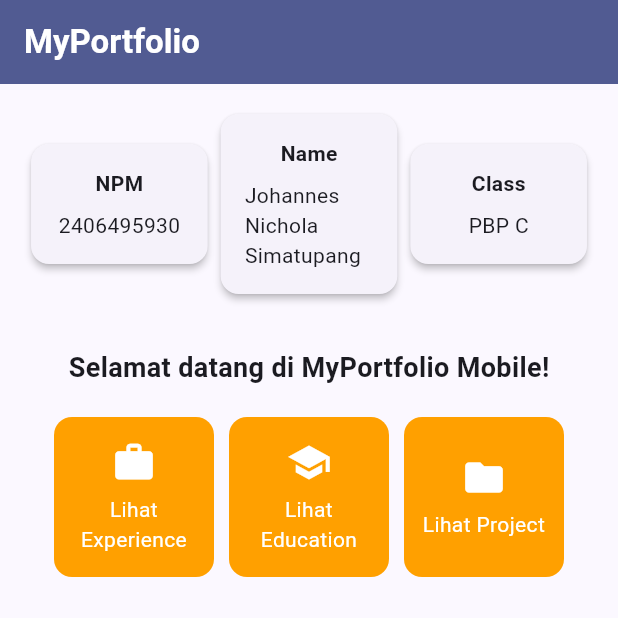
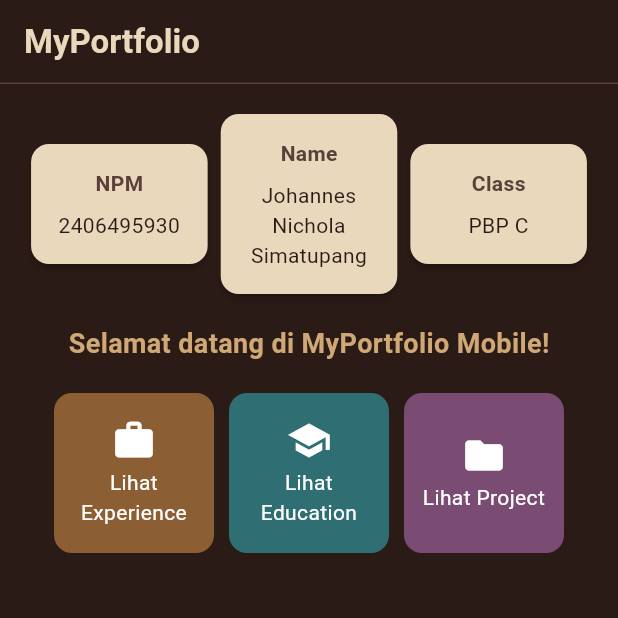
Before and after one commit to JohannesNichola/myportofolio_mobile, a Flutter app: the screen it shows after launch, on a phone screen of 412 x 824 dp, the top half of it. Run offline on Flutter 3.47's test engine with Material 3 defaults, Android fonts, the phone set to English and light mode, and no system bars.

Commit message:
feat(menu): add color attribute to ItemHomepage and apply palette to theme and cards

```diff
--- a/lib/main.dart
+++ b/lib/main.dart
@@ -1,5 +1,6 @@
 import 'package:flutter/material.dart';
 import 'package:myportofolio_mobile/menu.dart';
+import 'package:myportofolio_mobile/palette.dart';
 
 void main() {
   runApp(const MyApp());
@@ -8,17 +9,22 @@ void main() {
 class MyApp extends StatelessWidget {
   const MyApp({super.key});
 
-  // Widget akar aplikasi.
   @override
   Widget build(BuildContext context) {
     return MaterialApp(
       title: 'MyPortfolio',
       theme: ThemeData(
-        colorScheme: ColorScheme.fromSeed(
-          seedColor: Colors.indigo,
-          secondary: Colors.amber[700],
+        useMaterial3: true,
+        scaffoldBackgroundColor: AppColors.paper,
+        colorScheme: const ColorScheme.dark(
+          primary: AppColors.accent,
+          onPrimary: AppColors.paper,
+          secondary: AppColors.accentDark,
+          onSecondary: AppColors.paper,
+          surface: AppColors.paper,
+          onSurface: AppColors.ink,
+          outline: AppColors.line,
         ),
-        useMaterial3: true,
       ),
       home: MyHomePage(),
     );
--- a/lib/menu.dart
+++ b/lib/menu.dart
@@ -1,5 +1,7 @@
 import 'package:flutter/material.dart';
+import 'package:myportofolio_mobile/palette.dart';
 
+/// Halaman utama aplikasi MyPortfolio Mobile.
 class MyHomePage extends StatelessWidget {
   MyHomePage({super.key});
 
@@ -8,33 +10,29 @@ class MyHomePage extends StatelessWidget {
   final String kelas = "PBP C";
 
   final List<ItemHomepage> items = [
-    ItemHomepage("Lihat Experience", Icons.work),
-    ItemHomepage("Lihat Education", Icons.school),
-    ItemHomepage("Lihat Project", Icons.folder),
+    ItemHomepage("Lihat Experience", Icons.work, AppColors.experience),
+    ItemHomepage("Lihat Education", Icons.school, AppColors.education),
+    ItemHomepage("Lihat Project", Icons.folder, AppColors.project),
   ];
 
   @override
   Widget build(BuildContext context) {
-    // Scaffold menyediakan struktur visual dasar halaman (AppBar, Body, SnackBar).
     return Scaffold(
-      // AppBar menampilkan bar bagian atas halaman aplikasi.
       appBar: AppBar(
         title: const Text(
           'MyPortfolio',
-          style: TextStyle(
-            color: Colors.white,
-            fontWeight: FontWeight.bold,
+          style: TextStyle(fontWeight: FontWeight.bold),
         ),
+        backgroundColor: AppColors.paper,
+        foregroundColor: AppColors.ink,
+        surfaceTintColor: Colors.transparent,
+        shape: const Border(bottom: BorderSide(color: AppColors.line)),
       ),
-        backgroundColor: Theme.of(context).colorScheme.primary,
-      ),
-      // Body halaman utama dengan padding di sekelilingnya.
       body: Padding(
         padding: const EdgeInsets.all(16.0),
         child: Column(
-          crossAxisAlignment: CrossAxisAlignment.center,
+          crossAxisAlignment: CrossAxisAlignment.start,
           children: [
-            // Baris horizontal untuk menampilkan 3 InfoCard secara sejajar.
             Row(
               mainAxisAlignment: MainAxisAlignment.spaceEvenly,
               children: [
@@ -43,39 +41,26 @@ class MyHomePage extends StatelessWidget {
                 InfoCard(title: 'Class', content: kelas),
               ],
             ),
-
             const SizedBox(height: 16.0),
-
-            // Bagian tengah: pesan sambutan dan kisi tombol menu portofolio.
-            Center(
-              child: Column(
-                children: [
-                  const Padding(
-                    padding: EdgeInsets.only(top: 16.0),
+            const Center(
               child: Text(
                 'Selamat datang di MyPortfolio Mobile!',
                 style: TextStyle(
                   fontWeight: FontWeight.bold,
                   fontSize: 18.0,
+                  color: AppColors.accentDark,
                 ),
               ),
             ),
-
-                  // GridView menampilkan kartu tombol dalam tata letak kisi 3 kolom.
             GridView.count(
               primary: true,
               padding: const EdgeInsets.all(20),
               crossAxisSpacing: 10,
               mainAxisSpacing: 10,
               crossAxisCount: 3,
-                    // shrinkWrap agar ukuran kisi menyesuaikan tinggi konten anak.
               shrinkWrap: true,
-                    children: items.map((ItemHomepage item) {
-                      return ItemCard(item);
-                    }).toList(),
-                  ),
-                ],
-              ),
+              children:
+                  items.map((ItemHomepage item) => ItemCard(item)).toList(),
             ),
           ],
         ),
@@ -84,8 +69,8 @@ class MyHomePage extends StatelessWidget {
   }
 }
 
+/// Kartu informasi profil (NPM, nama, kelas).
 class InfoCard extends StatelessWidget {
-  // Kartu informasi yang menampilkan judul (title) dan isi (content).
   final String title;
   final String content;
 
@@ -94,21 +79,26 @@ class InfoCard extends StatelessWidget {
   @override
   Widget build(BuildContext context) {
     return Card(
-      // Memberikan efek bayangan kartu elevasi 2 unit.
+      color: AppColors.ink,
       elevation: 2.0,
       child: Container(
-        // Menyesuaikan lebar kartu dengan proporsi layar (dibagi 3.5).
         width: MediaQuery.of(context).size.width / 3.5,
         padding: const EdgeInsets.all(16.0),
-        // Menyusun teks title dan content secara vertikal.
         child: Column(
           children: [
             Text(
               title,
-              style: const TextStyle(fontWeight: FontWeight.bold),
+              style: const TextStyle(
+                fontWeight: FontWeight.bold,
+                color: AppColors.line,
+              ),
             ),
             const SizedBox(height: 8.0),
-            Text(content),
+            Text(
+              content,
+              textAlign: TextAlign.center,
+              style: const TextStyle(color: AppColors.paper),
+            ),
           ],
         ),
       ),
@@ -116,13 +106,16 @@ class InfoCard extends StatelessWidget {
   }
 }
 
+/// Model data untuk satu tombol aksi di halaman utama.
 class ItemHomepage {
   final String name;
   final IconData icon;
+  final Color color;
 
-  ItemHomepage(this.name, this.icon);
+  ItemHomepage(this.name, this.icon, this.color);
 }
 
+/// Kartu tombol aksi; warna latar diambil dari [ItemHomepage.color].
 class ItemCard extends StatelessWidget {
   final ItemHomepage item;
 
@@ -131,31 +124,26 @@ class ItemCard extends StatelessWidget {
   @override
   Widget build(BuildContext context) {
     return Material(
-      // Menggunakan warna sekunder dari skema tema aplikasi.
-      color: Theme.of(context).colorScheme.secondary,
+      color: item.color,
       borderRadius: BorderRadius.circular(12),
       child: InkWell(
-        // Aksi ketika kartu ditekan oleh pengguna.
         onTap: () {
-          // Menampilkan SnackBar dengan pesan interaktif.
           ScaffoldMessenger.of(context)
             ..hideCurrentSnackBar()
             ..showSnackBar(
-              SnackBar(content: Text("Kamu telah menekan tombol ${item.name}!")),
+              SnackBar(
+                content: Text("Kamu telah menekan tombol ${item.name}!"),
+              ),
             );
         },
         child: Container(
           padding: const EdgeInsets.all(8),
           child: Center(
             child: Column(
-              mainAxisAlignment: MainAxisAlignment.center,
+              mainAxisSize: MainAxisSize.min,
               children: [
-                Icon(
-                  item.icon,
-                  color: Colors.white,
-                  size: 30.0,
-                ),
-                const Padding(padding: EdgeInsets.all(3)),
+                Icon(item.icon, color: Colors.white, size: 30.0),
+                const SizedBox(height: 3),
                 Text(
                   item.name,
                   textAlign: TextAlign.center,
```
Lines whose indentation alone changed are shown as unchanged.
